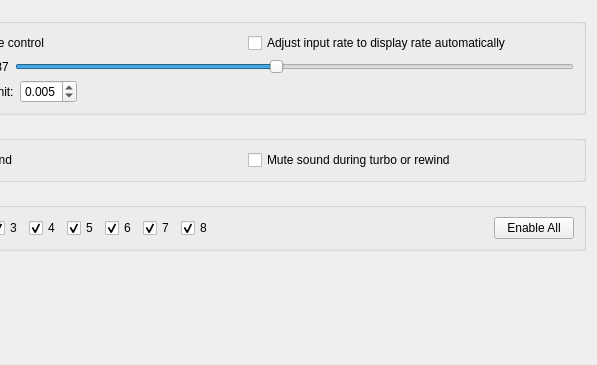
The window that qt/src/SoundPanel.ui (Deathsoul56/snes9xrd) describes before a commit, drawn with Qt 5; both pictures show x 108 to 705 and y 231 to 596 of the 705 by 596 pixel window.
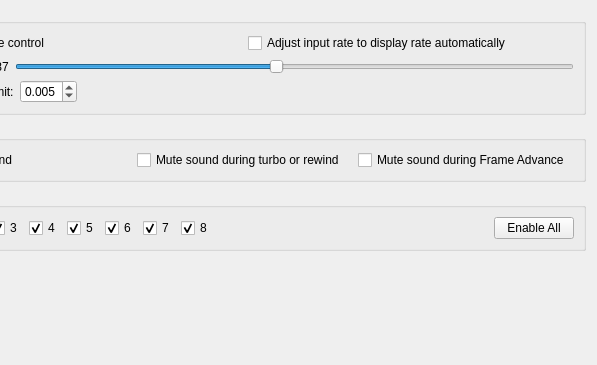
The same window after the commit.

What changed in the file:
```diff
--- a/qt/src/SoundPanel.ui
+++ b/qt/src/SoundPanel.ui
@@ -399,6 +399,16 @@
         </property>
        </widget>
       </item>
+      <item>
+       <widget class="QCheckBox" name="checkBox_mute_during_frame_advance">
+        <property name="whatsThis">
+         <string>&lt;html&gt;&lt;head/&gt;&lt;body&gt;&lt;p&gt;Mutes sound while using the Frame Advance command, instead of playing each single frame's audio chunk.&lt;/p&gt;&lt;/body&gt;&lt;/html&gt;</string>
+        </property>
+        <property name="text">
+         <string>Mute sound during Frame Advance</string>
+        </property>
+       </widget>
+      </item>
      </layout>
     </widget>
    </item>
```
Left out of the diff: 3 changed lines with no effect on the pictures.
